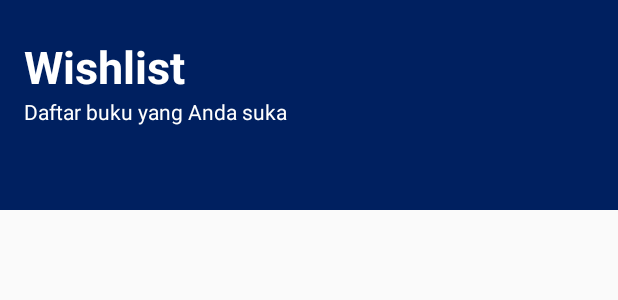
After one commit to anandadwi45/TokoBukuBuka, an Android app: the layout fragment_wishlist.xml on its own in the app's theme, with its tools: preview values and no code run, on a phone screen of 412 x 824 dp. The commit adds this screen. Shown: the top 300 px of the screen. Run offline under Robolectric (Android 15) with nearby library versions, the phone set to English and light mode, and no system bars; network calls fail.

Commit message:
Wishlist

```diff
--- a/app/src/main/java/com/adp/tokobukubuka/HomeFragment.java
+++ b/app/src/main/java/com/adp/tokobukubuka/HomeFragment.java
@@ -125,7 +125,7 @@ public class HomeFragment extends Fragment {
         id_member = getActivity().getIntent().getStringExtra(TAG_ID);
         username = getActivity().getIntent().getStringExtra(TAG_USERNAME);
 
-        String url = Server.URL+"getdatabuku.php";
+        String url = Server.URL+"getdatatopbuku.php";
 
         top = (RecyclerView) view.findViewById(R.id.rv_list_top_buku);
         top.setLayoutManager(new LinearLayoutManager(getActivity().getApplicationContext()));
--- a/app/src/main/java/com/adp/tokobukubuka/MainActivity.java
+++ b/app/src/main/java/com/adp/tokobukubuka/MainActivity.java
@@ -102,6 +102,7 @@ public class MainActivity extends AppCompatActivity implements NavigationView.On
         toggleVisibility(navigationView.getMenu(), R.id.nav_profile, visible);
         toggleVisibility(navigationView.getMenu(), R.id.nav_logout, visible);
         toggleVisibility(navigationView.getMenu(), R.id.nav_list, visible);
+        toggleVisibility(navigationView.getMenu(), R.id.nav_wishlist, visible);
     }
     public void setItemVisible2(boolean visible){
         NavigationView navigationView = (NavigationView) findViewById(R.id.nav_view);
@@ -159,6 +160,11 @@ public class MainActivity extends AppCompatActivity implements NavigationView.On
 // mengganti isi container dengan fragment baru
             ft.replace(R.id.FrameFragment, new CartFragment());
             ft.commit();
+        } else if (id == R.id.nav_wishlist) {
+            FragmentTransaction ft = getSupportFragmentManager().beginTransaction();
+// mengganti isi container dengan fragment baru
+            ft.replace(R.id.FrameFragment, new WishlistFragment());
+            ft.commit();
         } else if (id == R.id.nav_login) {
             Intent intent = new Intent(MainActivity.this, LoginActivity.class);
             startActivity(intent);
--- /dev/null
+++ b/app/src/main/res/layout/fragment_wishlist.xml
@@ -0,0 +1,73 @@
+<?xml version="1.0" encoding="utf-8"?>
+<android.support.constraint.ConstraintLayout xmlns:android="http://schemas.android.com/apk/res/android"
+    xmlns:app="http://schemas.android.com/apk/res-auto"
+    xmlns:tools="http://schemas.android.com/tools"
+    android:layout_width="match_parent"
+    android:layout_height="match_parent"
+    app:layout_behavior="@string/appbar_scrolling_view_behavior"
+    tools:context=".WishlistFragment"
+    style="@style/AppTheme.NoActionBar">
+
+
+    <android.support.v7.widget.CardView
+        android:id="@+id/cardView"
+        android:layout_width="match_parent"
+        android:layout_height="140dp"
+        app:cardBackgroundColor="@color/colorPrimary"
+        app:cardCornerRadius="0dp"
+        app:cardElevation="0dp"
+        app:layout_constraintEnd_toEndOf="parent"
+        app:layout_constraintStart_toStartOf="parent"
+        app:layout_constraintTop_toTopOf="parent">
+
+        <android.support.constraint.ConstraintLayout
+            android:layout_width="match_parent"
+            android:layout_height="match_parent">
+
+            <TextView
+                android:id="@+id/textView3"
+                android:layout_width="match_parent"
+                android:layout_height="wrap_content"
+                android:layout_marginStart="16dp"
+                android:layout_marginTop="24dp"
+                android:text="Wishlist"
+                android:textColor="@color/colorPrimaryText"
+                android:textSize="30sp"
+                android:textStyle="bold"
+                app:layout_constraintEnd_toEndOf="parent"
+                app:layout_constraintStart_toStartOf="parent"
+                app:layout_constraintTop_toTopOf="parent" />
+
+            <TextView
+                android:id="@+id/textView4"
+                android:layout_width="match_parent"
+                android:layout_height="wrap_content"
+                android:layout_marginStart="16dp"
+                android:text="Daftar buku yang Anda suka"
+                android:textColor="@color/colorPrimaryText"
+                app:layout_constraintEnd_toEndOf="parent"
+                app:layout_constraintStart_toStartOf="parent"
+                app:layout_constraintTop_toBottomOf="@id/textView3" />
+        </android.support.constraint.ConstraintLayout>
+    </android.support.v7.widget.CardView>
+
+    <LinearLayout
+        android:id="@+id/linearLayout2"
+        android:layout_width="match_parent"
+        android:layout_height="wrap_content"
+        android:layout_marginTop="8dp"
+        android:orientation="vertical"
+        app:layout_constraintEnd_toEndOf="parent"
+        app:layout_constraintStart_toStartOf="parent"
+        app:layout_constraintTop_toBottomOf="@+id/cardView">
+
+        <android.support.v7.widget.RecyclerView
+            android:id="@+id/rv_wishlist"
+            android:layout_width="match_parent"
+            android:layout_height="match_parent"
+            android:layout_marginBottom="70dp" />
+    </LinearLayout>
+
+
+
+</android.support.constraint.ConstraintLayout>
--- a/app/src/main/res/menu/activity_main_drawer.xml
+++ b/app/src/main/res/menu/activity_main_drawer.xml
@@ -17,6 +17,10 @@
             android:icon="@drawable/ic_shopping_cart_black_24dp"
             android:title="Cart" />
         <item
+            android:id="@+id/nav_wishlist"
+            android:icon="@drawable/ic_favorite_black_24dp"
+            android:title="Wishlist" />
+        <item
             android:id="@+id/nav_register"
             android:icon="@drawable/ic_assignment_black_24dp"
             android:title="Register" />
```
Also changed, not shown: app/src/main/java/com/adp/tokobukubuka/AdapterListWishlist.java (added, +66 -0 lines), app/src/main/java/com/adp/tokobukubuka/WishlistFragment.java (added, +151 -0 lines), app/src/main/res/drawable/ic_favorite_black_24dp.xml (added, +9 -0 lines), app/src/main/res/layout/item_list_wishlist.xml (added, +74 -0 lines).
